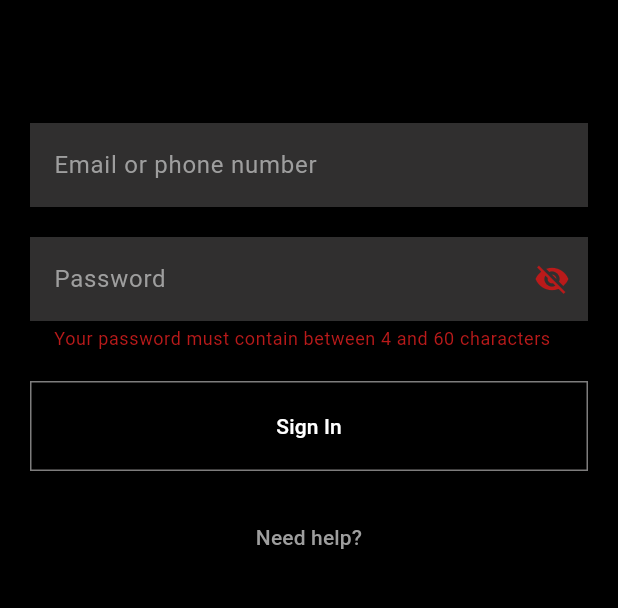
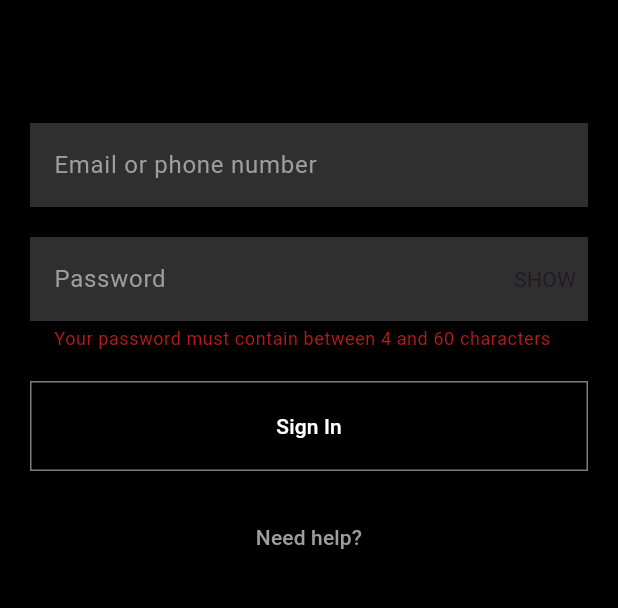
Before and after one commit to kareemawad123/netflix_clone_app, a Flutter app: the logIn screen opened directly, after a tap on "Sign In", on a phone screen of 412 x 824 dp, the part 66-674 px from its top. Run offline on Flutter 3.47's test engine with Material 2 defaults, Android fonts, the phone set to English and light mode, and no system bars; our stand-ins replace firebase_auth, firebase_core, flutter_svg, get, get_storage; missing offline and left inert: dart:js_interop, form_validation; accounts and stored records are empty.

```diff
--- a/lib/View/Screens/login.dart
+++ b/lib/View/Screens/login.dart
@@ -1,8 +1,12 @@
+import 'dart:js_interop';
+
 import 'package:flutter/material.dart';
+import 'package:form_validation/form_validation.dart';
 import 'package:get/get.dart';
 import 'package:flutter_svg/flutter_svg.dart';
 
 import 'package:firebase_auth/firebase_auth.dart';
+import 'package:netflix_clone_app/View/Screens/HelpScreen.dart';
 import 'package:netflix_clone_app/View/Screens/pre_home.dart';
 import 'package:netflix_clone_app/View/Screens/registeration.dart';
 
@@ -98,9 +102,7 @@ class _MyWidgetState extends State<logIn> {
                           },
                         );
                       },
-                      icon: Icon(_passwdVisible
-                          ? Icons.visibility_off
-                          : Icons.visibility),
+                      icon: Text(_passwdVisible ? "SHOW" : "HIDDEN"),
                     ),
                   ),
                   controller: _password,
@@ -125,7 +127,10 @@ class _MyWidgetState extends State<logIn> {
                     }
                   },
                   child: Text("Sign In"),
-                  color: Colors.black,
+                  color:
+                      // (_formKey.currentState!.validate() )
+                      // (email.text.isNotEmpty) ? Colors.red :
+                      Colors.black,
                   hoverColor: Colors.grey,
                   minWidth: double.infinity,
                   height: 60,
@@ -146,7 +151,7 @@ class _MyWidgetState extends State<logIn> {
                 ),
                 TextButton(
                   onPressed: () {
-                    Get.to("/");
+                    Get.to(HelpScreen());
                   },
                   child: Text(
                     "Need help?",
```
